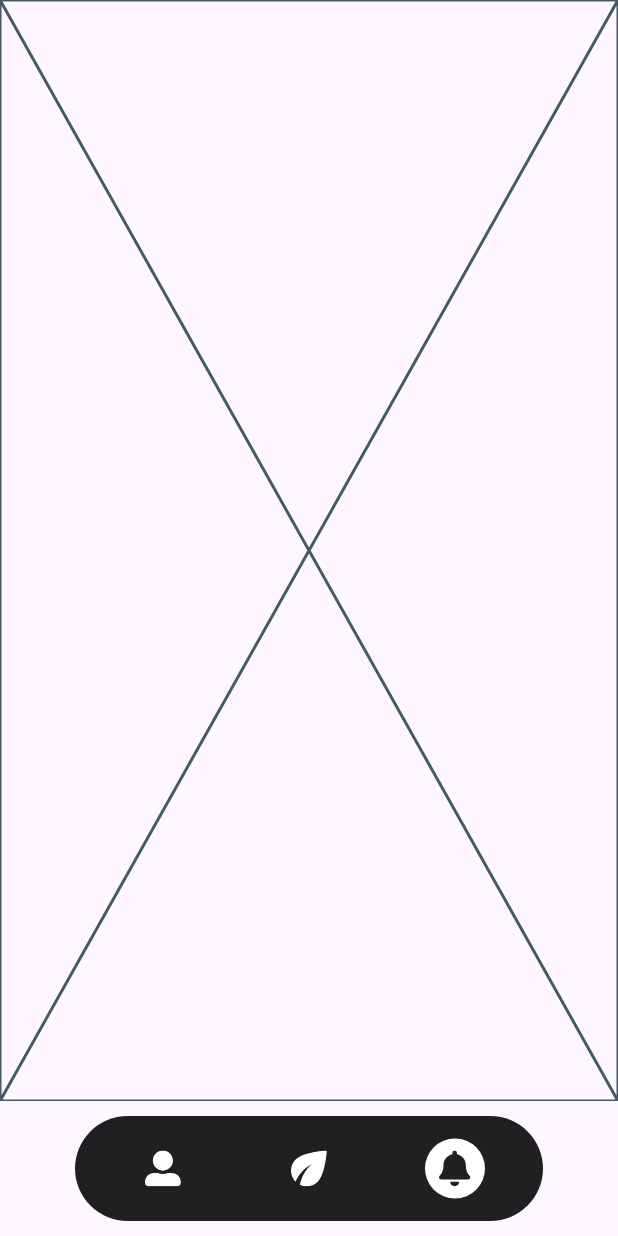
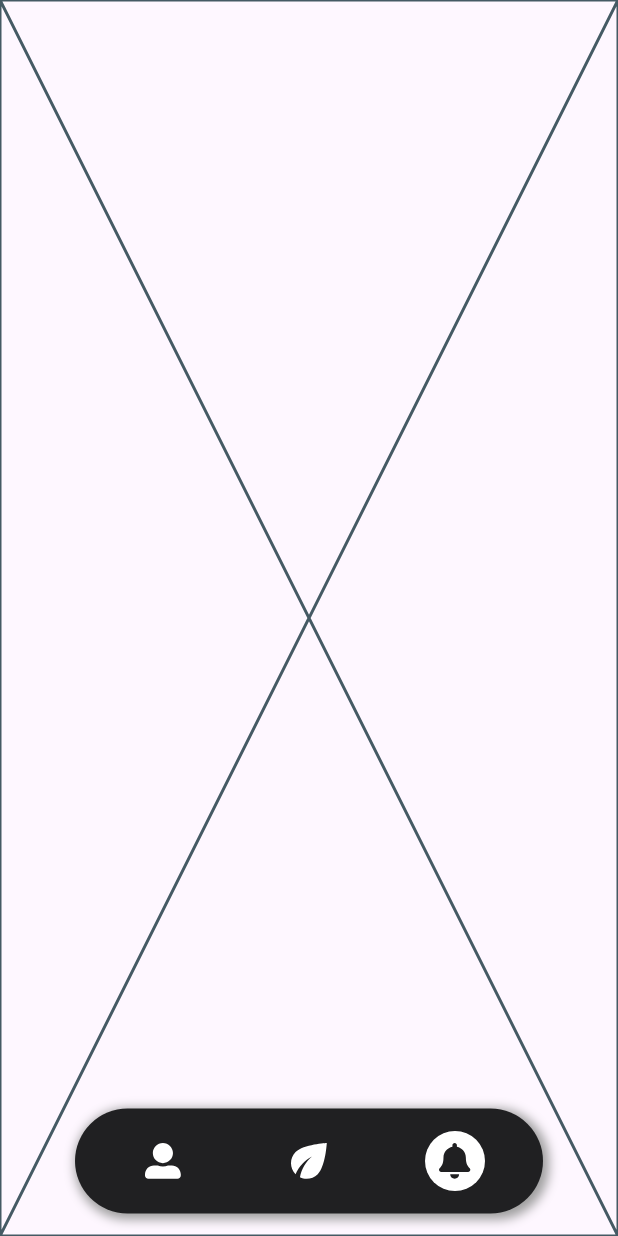
Before and after one commit to Franek1703/GrowHub, a Flutter app: the screen it shows after launch, item 3 of the bottom bar chosen, on a phone screen of 412 x 824 dp. Run offline on Flutter 3.47's test engine with Material 3 defaults, Android fonts, the phone set to English and light mode, and no system bars; our stand-ins replace flutter_hooks, flutter_svg, go_router, vector_graphics.

Commit message:
Add sub page bottom bar

```diff
--- a/app/growhub/lib/config/routing.dart
+++ b/app/growhub/lib/config/routing.dart
@@ -1,4 +1,3 @@
-
 import 'package:go_router/go_router.dart';
 import 'package:growhub/views/calendar/calendar_page.dart';
 import 'package:growhub/views/dashboard/dashboard_page.dart';
@@ -8,39 +7,49 @@ import 'package:growhub/views/profile/profile_page.dart';
 import 'package:growhub/views/sensors/sensors_page.dart';
 import 'package:growhub/views/settings/settings_page.dart';
 
-class GHRouter{
+class GHRouter {
   final router = GoRouter(
     initialLocation: '/dashboard',
     routes: [
       ShellRoute(
-      builder: (context, state, child) => MainPage(child: child,),
+        builder: (context, state, child) => MainPage(
+          path: state.fullPath!,
+          child: child,
+        ),
         routes: [
           GoRoute(
             path: '/dashboard',
-          builder: (context, state) => DashboardPage(),
+            pageBuilder: (context, state) => const NoTransitionPage(
+              child: DashboardPage(),
+            ),
             routes: [
               GoRoute(
                   path: 'sensor',
-              builder: (context, state) => SensorsPage(),
-            ),
+                  pageBuilder: (context, state) => const NoTransitionPage(
+                        child: SensorsPage(),
+                      )),
               GoRoute(
                   path: 'calendar',
-              builder: (context, state) => CalendarPage(),
-            ),
+                  pageBuilder: (context, state) => const NoTransitionPage(
+                        child: CalendarPage(),
+                      )),
               GoRoute(
                   path: 'settings',
-              builder: (context, state) => SettingsPage(),
-            ),
+                  pageBuilder: (context, state) => const NoTransitionPage(
+                        child: SettingsPage(),
+                      )),
             ],
           ),
           GoRoute(
               path: '/notification',
-          builder: (context, state) => NotificationPage(),
-        ),
+              pageBuilder: (context, state) => const NoTransitionPage(
+                    child: NotificationPage(),
+                  )),
           GoRoute(
               path: '/profile',
-          builder: (context, state) => ProfilePage(),
-        ),
+              pageBuilder: (context, state) => const NoTransitionPage(
+                    child: ProfilePage(),
+                  )),
         ],
       ),
     ],
--- a/app/growhub/lib/features/bottom_navigation_bar/bottom_navigation_bar_widget.dart
+++ b/app/growhub/lib/features/bottom_navigation_bar/bottom_navigation_bar_widget.dart
@@ -21,10 +21,18 @@ class GHBottomNavBar extends HookWidget {
     return
     SafeArea(
       child: Container(
-        margin: const EdgeInsets.symmetric(horizontal: 50, vertical: 10),
+        margin: const EdgeInsets.symmetric(horizontal: 50),
         padding: EdgeInsets.symmetric(horizontal: 10),
         height: GHSizes().bottomBarHeight,
         decoration: BoxDecoration(
+          boxShadow: const [
+            BoxShadow(
+              color: Colors.grey,
+              blurRadius: 5,
+              spreadRadius: 2,
+              offset: Offset(2, 2)
+            )
+          ],
           color: GHColors().bottomBar,
           borderRadius: const BorderRadius.all(Radius.circular(35)),
         ),
--- a/app/growhub/lib/views/main_page.dart
+++ b/app/growhub/lib/views/main_page.dart
@@ -1,22 +1,45 @@
 import 'package:flutter/material.dart';
+import 'package:flutter_hooks/flutter_hooks.dart';
 import 'package:growhub/config/assets.gen.dart';
-import 'package:growhub/config/constants/colors.dart';
 import 'package:growhub/features/bottom_navigation_bar/bottom_navigation_bar_widget.dart';
 
-class MainPage extends StatelessWidget {
-   final Widget child;
-  const MainPage({super.key, required this.child});
+class MainPage extends HookWidget {
+  final Widget child;
+  final String path;
+  const MainPage({super.key, required this.child, required this.path});
 
   @override
   Widget build(BuildContext context) {
-    final items = {
-      "/profile" : Assets.iconsUi.user,
+    late Map<String, SvgGenImage> items;
+    if(path.contains("/dashboard/")){
+      items = {
+      "/dashboard/calendar": Assets.iconsUi.calendar,
+      "/dashboard/sensor" : Assets.iconsUi.thermometer,
+      "/dashboard/settings" : Assets.iconsUi.settings,
+      };
+    }
+    else{
+      items = {
+      "/profile": Assets.iconsUi.user,
       "/dashboard": Assets.iconsUi.leaf,
-      "/notification" : Assets.iconsUi.bell
+      "/notification": Assets.iconsUi.bell
     };
+    }
+
     return Scaffold(
-      bottomNavigationBar: GHBottomNavBar(items: items,),
-      body: child,
+      body: Stack(
+        children: [
+          child,
+          Positioned(
+            bottom: 15,
+            left: 0,
+            right: 0,
+            child: GHBottomNavBar(
+              items: items,
+            ),
+          ),
+        ],
+      ),
     );
   }
 }
```
Lines whose indentation alone changed are shown as unchanged.
